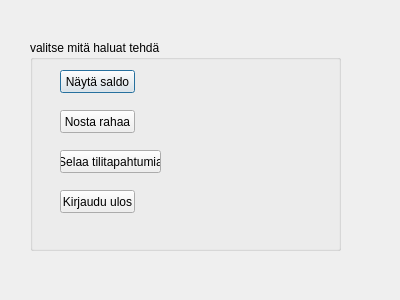
This is pankkiautomaatti/paavalikko.ui in bank-2022/group12 as Qt 5 draws it before an edit. The edited form follows.
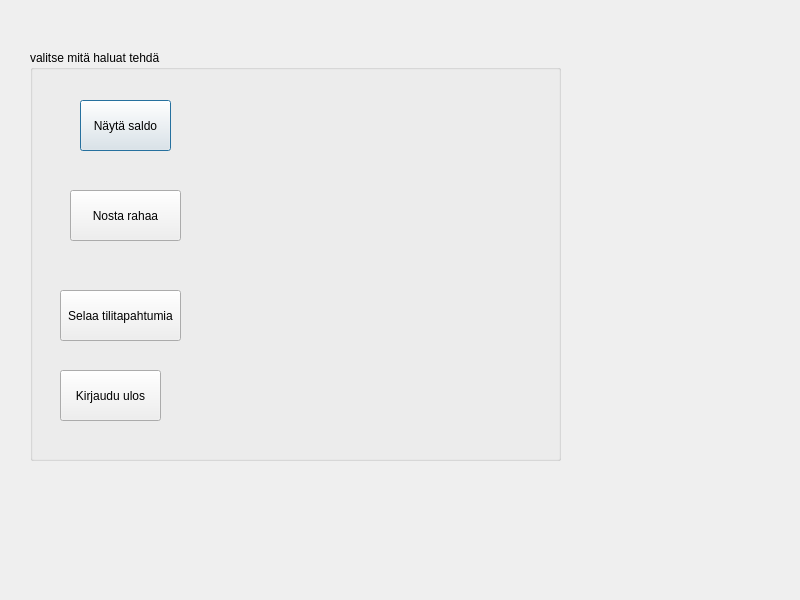
This is the edited form.

Diff of the .ui file:
```diff
--- a/pankkiautomaatti/paavalikko.ui
+++ b/pankkiautomaatti/paavalikko.ui
@@ -6,8 +6,8 @@
    <rect>
     <x>0</x>
     <y>0</y>
-    <width>400</width>
-    <height>300</height>
+    <width>800</width>
+    <height>600</height>
    </rect>
   </property>
   <property name="windowTitle">
@@ -17,9 +17,9 @@
    <property name="geometry">
     <rect>
      <x>30</x>
-     <y>40</y>
-     <width>311</width>
-     <height>211</height>
+     <y>50</y>
+     <width>531</width>
+     <height>411</height>
     </rect>
    </property>
    <property name="title">
@@ -28,10 +28,10 @@
    <widget class="QPushButton" name="pushButton_showtotal">
     <property name="geometry">
      <rect>
-      <x>30</x>
-      <y>30</y>
-      <width>75</width>
-      <height>23</height>
+      <x>50</x>
+      <y>50</y>
+      <width>91</width>
+      <height>51</height>
      </rect>
     </property>
     <property name="text">
@@ -41,10 +41,10 @@
    <widget class="QPushButton" name="pushButton_withdraw">
     <property name="geometry">
      <rect>
-      <x>30</x>
-      <y>70</y>
-      <width>75</width>
-      <height>23</height>
+      <x>40</x>
+      <y>140</y>
+      <width>111</width>
+      <height>51</height>
      </rect>
     </property>
     <property name="text">
@@ -55,9 +55,9 @@
     <property name="geometry">
      <rect>
       <x>30</x>
-      <y>110</y>
-      <width>101</width>
-      <height>23</height>
+      <y>240</y>
+      <width>121</width>
+      <height>51</height>
      </rect>
     </property>
     <property name="text">
@@ -68,9 +68,9 @@
     <property name="geometry">
      <rect>
       <x>30</x>
-      <y>150</y>
-      <width>75</width>
-      <height>23</height>
+      <y>320</y>
+      <width>101</width>
+      <height>51</height>
      </rect>
     </property>
     <property name="text">
```
